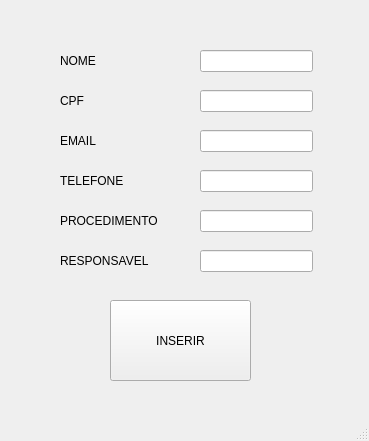
Above: formulario.ui from vmeazevedo/Sistema_de_Controle_de_Atendimento_RDS-MySQL before the change. Below: the same form after it.
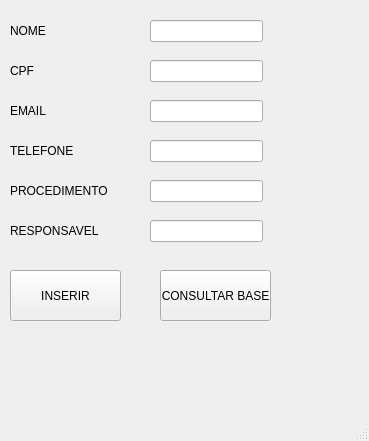
That is the form after the change.

Commit message: implementação da tela de consulta da base

What changed in the file:
```diff
--- a/formulario.ui
+++ b/formulario.ui
@@ -17,8 +17,8 @@
    <widget class="QLabel" name="lb_nome">
     <property name="geometry">
      <rect>
-      <x>60</x>
-      <y>40</y>
+      <x>10</x>
+      <y>10</y>
       <width>141</width>
       <height>41</height>
      </rect>
@@ -30,8 +30,8 @@
    <widget class="QLabel" name="lb_cpf">
     <property name="geometry">
      <rect>
-      <x>60</x>
-      <y>80</y>
+      <x>10</x>
+      <y>50</y>
       <width>141</width>
       <height>41</height>
      </rect>
@@ -43,8 +43,8 @@
    <widget class="QLabel" name="lb_email">
     <property name="geometry">
      <rect>
-      <x>60</x>
-      <y>120</y>
+      <x>10</x>
+      <y>90</y>
       <width>141</width>
       <height>41</height>
      </rect>
@@ -56,8 +56,8 @@
    <widget class="QLabel" name="lb_telefone">
     <property name="geometry">
      <rect>
-      <x>60</x>
-      <y>160</y>
+      <x>10</x>
+      <y>130</y>
       <width>141</width>
       <height>41</height>
      </rect>
@@ -69,8 +69,8 @@
    <widget class="QLabel" name="lb_responsavel">
     <property name="geometry">
      <rect>
-      <x>60</x>
-      <y>240</y>
+      <x>10</x>
+      <y>210</y>
       <width>141</width>
       <height>41</height>
      </rect>
@@ -82,8 +82,8 @@
    <widget class="QLabel" name="lb_procedimento">
     <property name="geometry">
      <rect>
-      <x>60</x>
-      <y>200</y>
+      <x>10</x>
+      <y>170</y>
       <width>141</width>
       <height>41</height>
      </rect>
@@ -95,10 +95,10 @@
    <widget class="QPushButton" name="botao_inserir">
     <property name="geometry">
      <rect>
-      <x>110</x>
-      <y>300</y>
-      <width>141</width>
-      <height>81</height>
+      <x>10</x>
+      <y>270</y>
+      <width>111</width>
+      <height>51</height>
      </rect>
     </property>
     <property name="text">
@@ -108,8 +108,8 @@
    <widget class="QLineEdit" name="campo_1">
     <property name="geometry">
      <rect>
-      <x>200</x>
-      <y>50</y>
+      <x>150</x>
+      <y>20</y>
       <width>113</width>
       <height>22</height>
      </rect>
@@ -118,8 +118,8 @@
    <widget class="QLineEdit" name="campo_2">
     <property name="geometry">
      <rect>
-      <x>200</x>
-      <y>90</y>
+      <x>150</x>
+      <y>60</y>
       <width>113</width>
       <height>22</height>
      </rect>
@@ -128,8 +128,8 @@
    <widget class="QLineEdit" name="campo_3">
     <property name="geometry">
      <rect>
-      <x>200</x>
-      <y>130</y>
+      <x>150</x>
+      <y>100</y>
       <width>113</width>
       <height>22</height>
      </rect>
@@ -138,8 +138,8 @@
    <widget class="QLineEdit" name="campo_5">
     <property name="geometry">
      <rect>
-      <x>200</x>
-      <y>210</y>
+      <x>150</x>
+      <y>180</y>
       <width>113</width>
       <height>22</height>
      </rect>
@@ -148,8 +148,8 @@
    <widget class="QLineEdit" name="campo_6">
     <property name="geometry">
      <rect>
-      <x>200</x>
-      <y>250</y>
+      <x>150</x>
+      <y>220</y>
       <width>113</width>
       <height>22</height>
      </rect>
@@ -158,13 +158,26 @@
    <widget class="QLineEdit" name="campo_4">
     <property name="geometry">
      <rect>
-      <x>200</x>
-      <y>170</y>
+      <x>150</x>
+      <y>140</y>
       <width>113</width>
       <height>22</height>
      </rect>
     </property>
    </widget>
+   <widget class="QPushButton" name="botao_consulta">
+    <property name="geometry">
+     <rect>
+      <x>160</x>
+      <y>270</y>
+      <width>111</width>
+      <height>51</height>
+     </rect>
+    </property>
+    <property name="text">
+     <string>CONSULTAR BASE</string>
+    </property>
+   </widget>
   </widget>
   <widget class="QMenuBar" name="menubar">
    <property name="geometry">
```
The commit also changes 2 other files.
